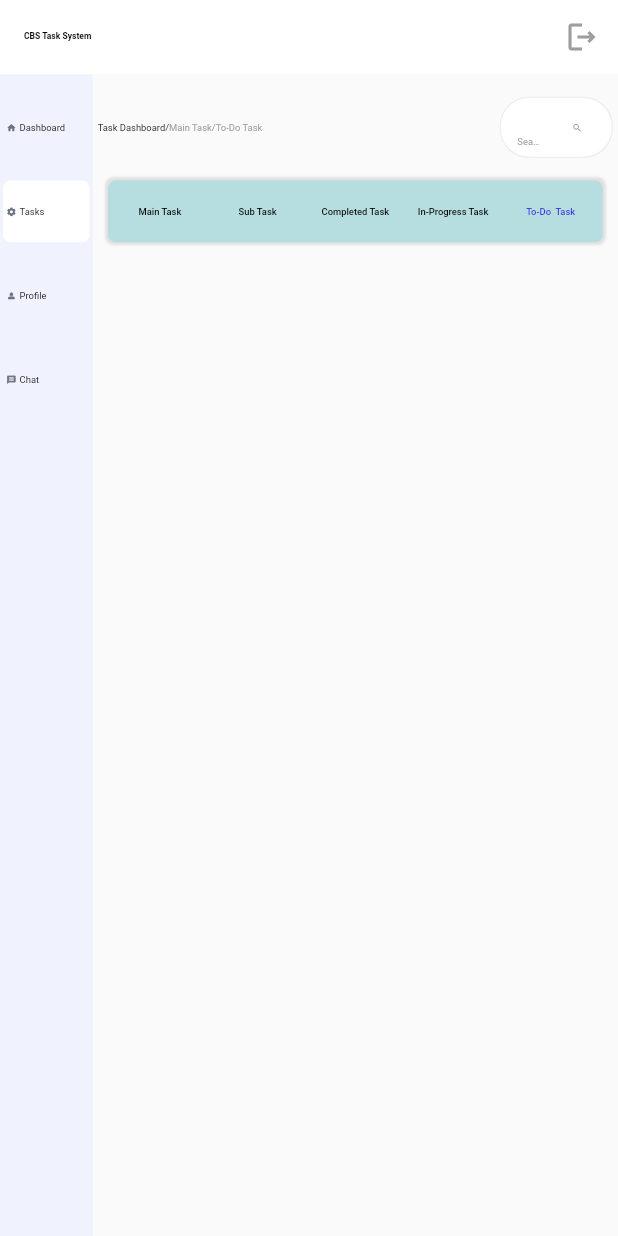
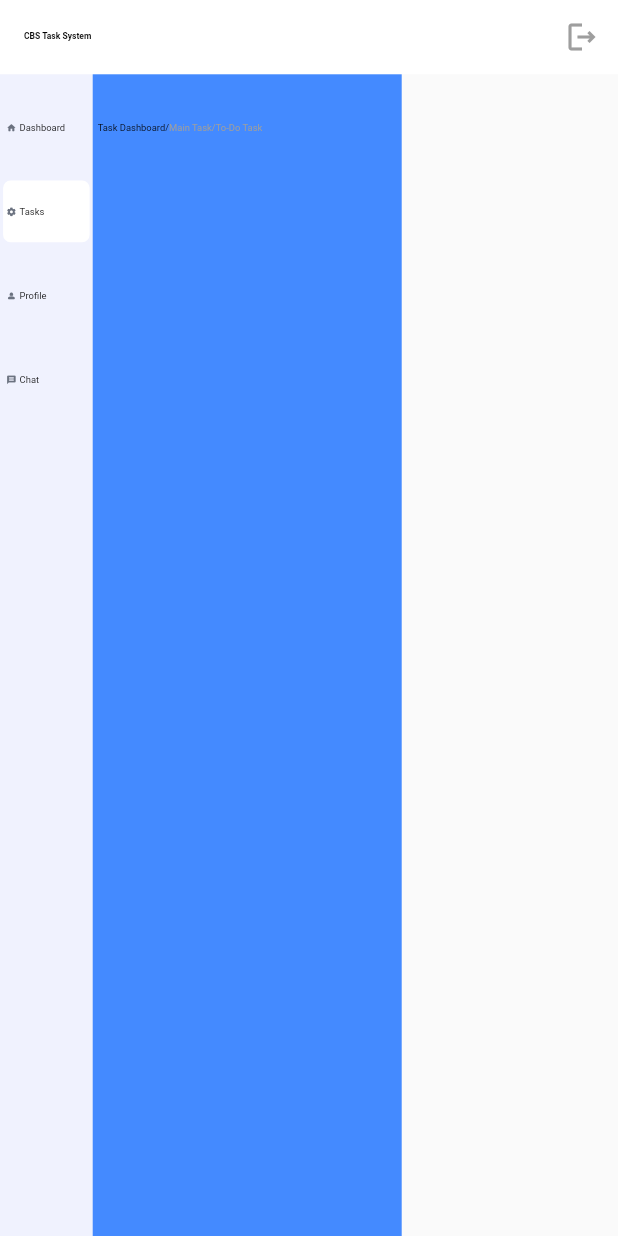
Before and after one commit to CBS-Developments/CBS-Task-System, a Flutter app: the OpenTaskPage screen opened directly, on a phone screen of 412 x 824 dp. Run offline on Flutter 3.47's test engine with Material 2 defaults, Android fonts, the phone set to English and light mode, and no system bars; our stand-ins replace percent_indicator, table_calendar; missing offline and left inert: dart:js.

Commit message:
Open Task Edited

```diff
--- a/task_system/lib/pages/openTask/openTaskPage.dart
+++ b/task_system/lib/pages/openTask/openTaskPage.dart
@@ -1,4 +1,5 @@
 import 'package:flutter/material.dart';
+import 'package:task_system/sizes/openTask_Sizes.dart';
 
 import '../../colors/appColors.dart';
 import '../../components/appBar.dart';
@@ -26,9 +27,9 @@ class _OpenTaskPageState extends State<OpenTaskPage> {
           MainTaskDrawer(), // Call myDrawer as a function and pass the context
 
           Container(
-            width: rightSideWidth(context),
+            width: middleWidth(context),
             height: getPageHeight(context),
-            //color: Colors.blueAccent,
+            color: Colors.blueAccent,
             child: Column(
               children: [
                 SizedBox(
@@ -42,28 +43,18 @@ class _OpenTaskPageState extends State<OpenTaskPage> {
                       secText: 'Main Task/',
                       thirdText: 'To-Do Task',
                     ),
-                    SearchBox()
+
                   ],
                 ),
                 SizedBox(
                   height: smallBoxHeight(context),
                 ),
-                TaskTabBar(
-                  firstButtonColor: Colors.black,
-                  secButtonColor: Colors.black,
-                  thirdButtonColor: Colors.black,
-                  fourthButtonColor: Colors.black,
-                  fivethButtonColor: AppColor.tabBlueSelect,
-                ),
-                SizedBox(
-                  height: smallBoxHeight(context),
-                ),
+              ],
+            ),
+          ),
 
 
 
-              ],
-            ),
-          ),
         ],
       ),
     );
--- a/task_system/lib/sizes/openTask_Sizes.dart
+++ b/task_system/lib/sizes/openTask_Sizes.dart
@@ -0,0 +1,11 @@
+import 'package:flutter/cupertino.dart';
+
+import 'create_MainTask_Sizes.dart';
+
+double middleWidth(BuildContext context) {
+  return (getPageWidth(context) * 0.5) ;
+}
+
+double greenRightWidth(BuildContext context) {
+  return (getPageWidth(context) * 0.35) ;
+}
```
